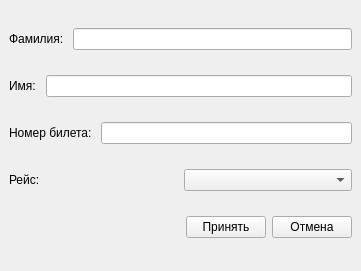
Before: the Qt Designer form clienteditform.ui in VladRoven/Qt-project-railway-station, drawn with Qt 5.
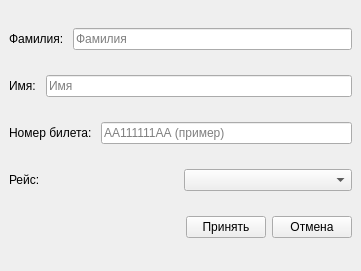
After: the same form once the commit is applied.

```diff
--- a/clienteditform.ui
+++ b/clienteditform.ui
@@ -25,7 +25,11 @@
        </widget>
       </item>
       <item>
-       <widget class="QLineEdit" name="client_surname"/>
+       <widget class="QLineEdit" name="client_surname">
+        <property name="placeholderText">
+         <string>Фамилия</string>
+        </property>
+       </widget>
       </item>
      </layout>
     </item>
@@ -39,7 +43,11 @@
        </widget>
       </item>
       <item>
-       <widget class="QLineEdit" name="client_name"/>
+       <widget class="QLineEdit" name="client_name">
+        <property name="placeholderText">
+         <string>Имя</string>
+        </property>
+       </widget>
       </item>
      </layout>
     </item>
@@ -53,7 +61,11 @@
        </widget>
       </item>
       <item>
-       <widget class="QLineEdit" name="client_ticket"/>
+       <widget class="QLineEdit" name="client_ticket">
+        <property name="placeholderText">
+         <string>АА111111АА (пример)</string>
+        </property>
+       </widget>
       </item>
      </layout>
     </item>
```
